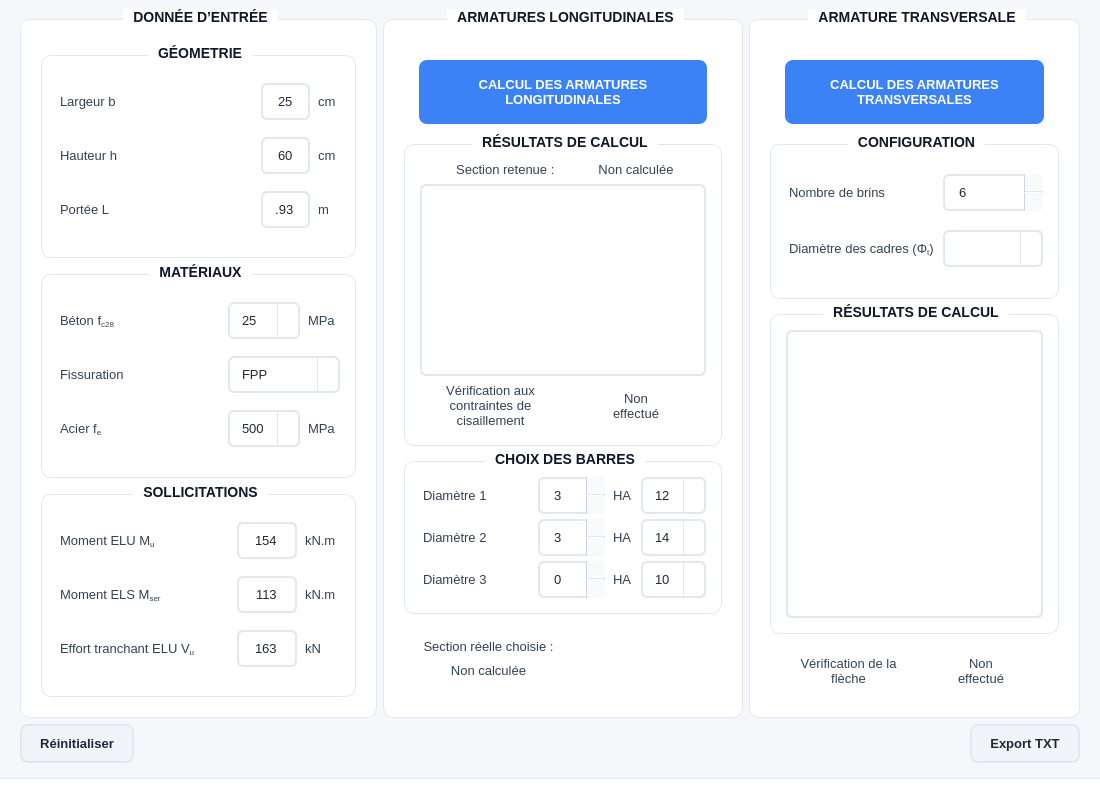
Before: the Qt Designer form src/views/kajizmo_interface.ui in vlax-rsr/kajizmo-Poutre, drawn with Qt 5.
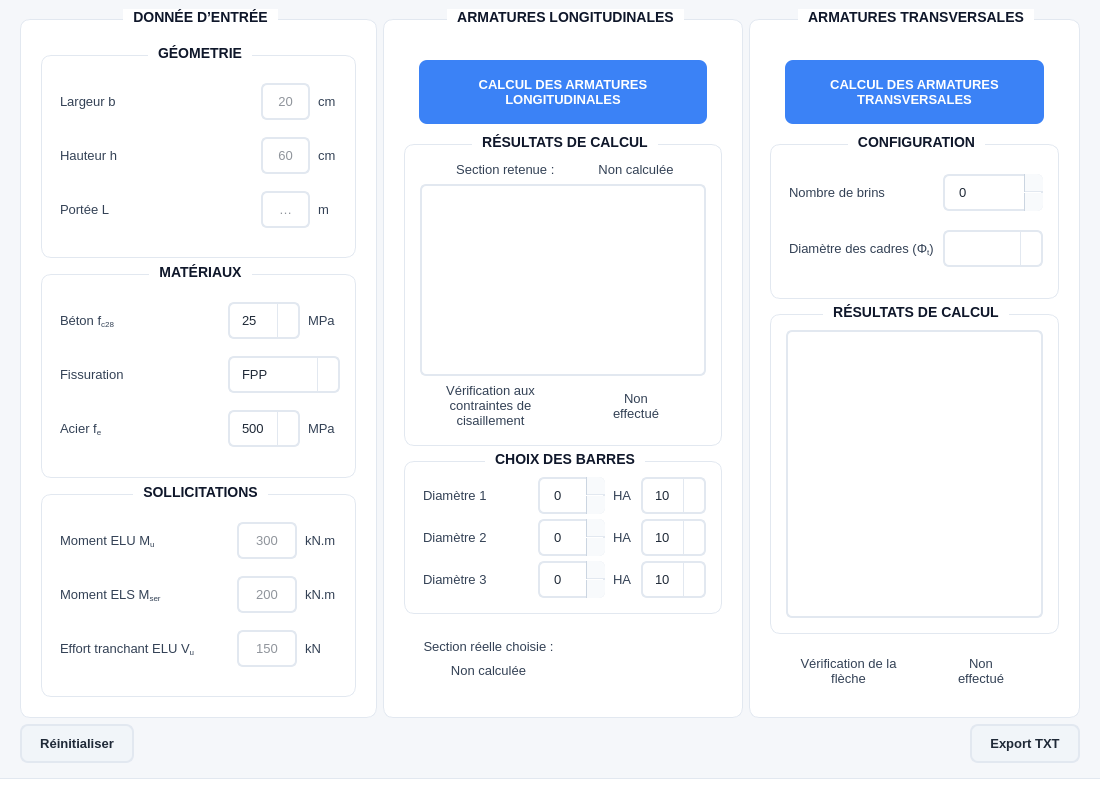
After: the same form once the commit is applied. Icons and pictures are not drawn.

What changed in the file:
```diff
--- a/src/views/kajizmo_interface.ui
+++ b/src/views/kajizmo_interface.ui
@@ -563,7 +563,7 @@
           <item row="1" column="1">
            <widget class="QSpinBox" name="spin_nb_2">
             <property name="value">
-             <number>3</number>
+             <number>0</number>
             </property>
            </widget>
           </item>
@@ -597,7 +597,7 @@
              </size>
             </property>
             <property name="currentIndex">
-             <number>3</number>
+             <number>1</number>
             </property>
             <item>
              <property name="text">
@@ -713,7 +713,7 @@
           <item row="0" column="1">
            <widget class="QSpinBox" name="spin_nb_1">
             <property name="value">
-             <number>3</number>
+             <number>0</number>
             </property>
            </widget>
           </item>
@@ -739,7 +739,7 @@
              </size>
             </property>
             <property name="currentIndex">
-             <number>2</number>
+             <number>1</number>
             </property>
             <item>
              <property name="text">
@@ -1354,7 +1354,7 @@
              <string notr="true"/>
             </property>
             <property name="text">
-             <string>25</string>
+             <string/>
             </property>
             <property name="alignment">
              <set>Qt::AlignmentFlag::AlignCenter</set>
@@ -1813,7 +1813,7 @@
              <string notr="true"/>
             </property>
             <property name="text">
-             <string>6.93</string>
+             <string/>
             </property>
             <property name="alignment">
              <set>Qt::AlignmentFlag::AlignCenter</set>
@@ -2272,7 +2272,7 @@
              <string notr="true"/>
             </property>
             <property name="text">
-             <string>60</string>
+             <string/>
             </property>
             <property name="alignment">
              <set>Qt::AlignmentFlag::AlignCenter</set>
@@ -2999,7 +2999,7 @@
              <string notr="true"/>
             </property>
             <property name="text">
-             <string>154</string>
+             <string/>
             </property>
             <property name="alignment">
              <set>Qt::AlignmentFlag::AlignCenter</set>
@@ -3464,7 +3464,7 @@
              <string notr="true"/>
             </property>
             <property name="text">
-             <string>163</string>
+             <string/>
             </property>
             <property name="alignment">
              <set>Qt::AlignmentFlag::AlignCenter</set>
@@ -3958,7 +3958,7 @@
              <string notr="true"/>
             </property>
             <property name="text">
-             <string>113</string>
+             <string/>
             </property>
             <property name="alignment">
              <set>Qt::AlignmentFlag::AlignCenter</set>
@@ -3990,7 +3990,7 @@
     <item row="0" column="2">
      <widget class="QGroupBox" name="groupBox_3">
       <property name="title">
-       <string>ARMATURE TRANSVERSALE</string>
+       <string>ARMATURES TRANSVERSALES</string>
       </property>
       <property name="class" stdset="0">
        <string>Section</string>
@@ -4093,7 +4093,7 @@
           <item row="1" column="1">
            <widget class="QSpinBox" name="spin_nb_4">
             <property name="value">
-             <number>6</number>
+             <number>0</number>
             </property>
            </widget>
           </item>
```
